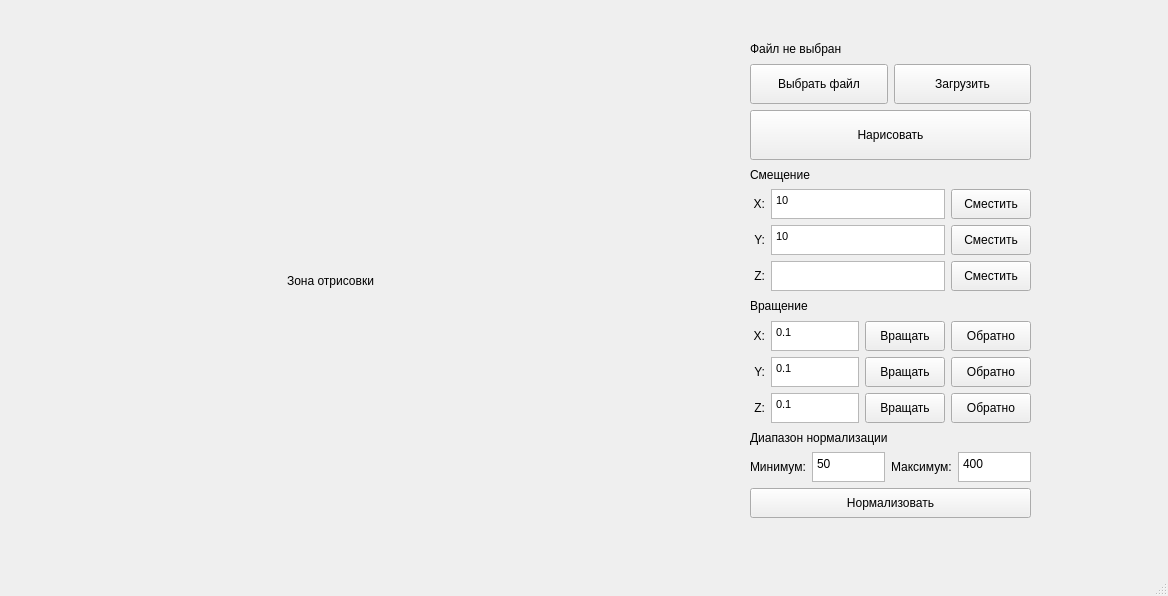
First picture: the form in Lab4/mainwindow.ui, repository GoncharovV/Labs-BMSTU_2, before the edit.
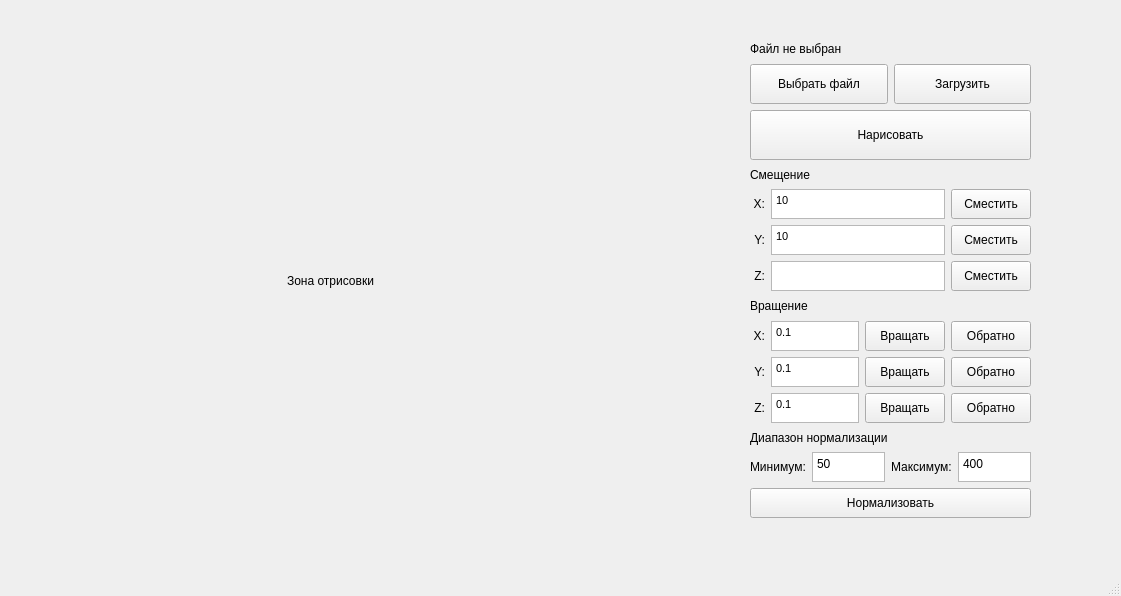
Second picture: the form after the edit.

What changed in the file:
```diff
--- a/Lab4/mainwindow.ui
+++ b/Lab4/mainwindow.ui
@@ -6,7 +6,7 @@
    <rect>
     <x>0</x>
     <y>0</y>
-    <width>1168</width>
+    <width>1121</width>
     <height>596</height>
    </rect>
   </property>
```
Left out of the diff: 2 changed lines with no effect on the pictures.
